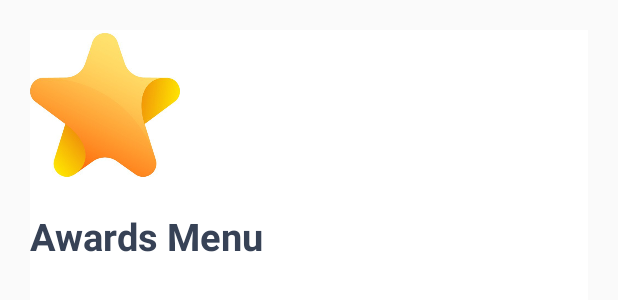
After one commit to Asykur/Award, an Android app: the layout nav_header_main.xml on its own in the app's theme, with its tools: preview values and no code run, on a phone screen of 412 x 824 dp. The commit adds this screen. Shown: the top 300 px of the screen. Run offline under Robolectric (Android 15) with nearby library versions, the phone set to English and light mode, and no system bars.

Commit message:
update navigation view

```diff
--- /dev/null
+++ b/app/src/main/res/layout/nav_header_main.xml
@@ -0,0 +1,23 @@
+<?xml version="1.0" encoding="utf-8"?>
+<LinearLayout xmlns:android="http://schemas.android.com/apk/res/android"
+    android:layout_width="match_parent"
+    android:layout_height="match_parent"
+    android:layout_margin="@dimen/dimens_20dp"
+    android:background="@color/colorWhite"
+    android:orientation="vertical">
+
+    <ImageView
+        android:layout_width="@dimen/dimens_100dp"
+        android:layout_height="@dimen/dimens_100dp"
+        android:src="@drawable/logo"/>
+
+    <TextView
+        android:layout_width="wrap_content"
+        android:layout_height="wrap_content"
+        android:layout_marginTop="@dimen/dimens_20dp"
+        android:text="@string/awards_menu"
+        android:textColor="@color/darkGrey"
+        android:textSize="25sp"
+        android:textStyle="bold"/>
+
+</LinearLayout>
--- a/app/src/main/res/values/dimens.xml
+++ b/app/src/main/res/values/dimens.xml
@@ -25,4 +25,5 @@
     <dimen name="dimens_12sp">12sp</dimen>
     <dimen name="dimens_100dp">100dp</dimen>
     <dimen name="dimens_15dp">15dp</dimen>
+    <dimen name="text_20sp">20sp</dimen>
 </resources>
--- a/app/src/main/res/values/strings.xml
+++ b/app/src/main/res/values/strings.xml
@@ -30,4 +30,9 @@
     <string name="all_type">All Type</string>
     <string name="awards_type">Awards Type</string>
     <string name="clear_all_filter">Clear All Filter</string>
+    <string name="awards_menu">Awards Menu</string>
+    <string name="home">Home</string>
+    <string name="cards">Cards</string>
+    <string name="profile">Profile</string>
+    <string name="logout">Logout</string>
 </resources>
```
Also changed, not shown: app/build.gradle (+8 -0 lines), app/src/main/java/asykur/khamid/award/view/FilterActivity.kt (+7 -1 lines), app/src/main/java/asykur/khamid/award/view/MainActivity.kt (+54 -12 lines), app/src/main/java/asykur/khamid/award/viewmodel/AwardsViewModel.kt (+3 -6 lines), app/src/main/res/layout/activity_main.xml (+21 -6 lines), app/src/main/res/menu/activity_home_drawer.xml (+14 -31 lines).
